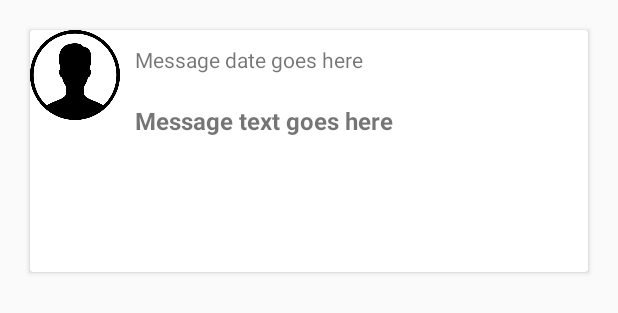
After one commit to RanyaElHadri/AndroidProject_IWIM, an Android app: the layout activity_message_item.xml on its own in the app's theme, with its tools: preview values and no code run, on a phone screen of 412 x 824 dp. The commit adds this screen. Shown: the top 313 px of the screen. Run offline under Robolectric (Android 15) with nearby library versions, the phone set to English and light mode, and no system bars.

Commit message:
Espace Etudiant : Messagerie(done)

```diff
--- a/app/src/main/AndroidManifest.xml
+++ b/app/src/main/AndroidManifest.xml
@@ -9,7 +9,11 @@
         android:roundIcon="@mipmap/ic_launcher_round"
         android:supportsRtl="true"
         android:theme="@style/AppTheme">
-        <activity android:name=".ChefFilActivity"></activity>
+        <activity android:name=".ListeMsgsActivity"></activity>
+        <activity android:name=".ListeEventsActivity" />
+        <activity android:name=".NewEventActivity" />
+        <activity android:name=".NewMessageActivity" />
+        <activity android:name=".ChefFilActivity" />
         <activity android:name=".EmploiDuTempsProfActivity" />
         <activity android:name=".MessagerieProfActivity" />
         <activity android:name=".ProfActivity" />
--- a/app/src/main/java/com/example/androidproject_iwim/MainActivity.java
+++ b/app/src/main/java/com/example/androidproject_iwim/MainActivity.java
@@ -1,10 +1,10 @@
 package com.example.androidproject_iwim;
-
-import androidx.appcompat.app.AppCompatActivity;
 
 import android.content.Intent;
 import android.os.Bundle;
 import android.os.Handler;
+
+import androidx.appcompat.app.AppCompatActivity;
 
 public class MainActivity extends AppCompatActivity {
 
--- /dev/null
+++ b/app/src/main/res/layout/activity_message_item.xml
@@ -0,0 +1,46 @@
+<?xml version="1.0" encoding="utf-8"?>
+<androidx.cardview.widget.CardView
+    xmlns:android="http://schemas.android.com/apk/res/android"
+    android:layout_width="match_parent"
+    android:layout_height="wrap_content"
+    android:layout_margin="20dp">
+
+    <LinearLayout
+        android:layout_width="match_parent"
+        android:layout_height="wrap_content"
+        android:orientation="horizontal">
+
+        <ImageView
+            android:id="@+id/UserImage"
+            android:layout_width="60dp"
+            android:layout_height="60dp"
+            android:adjustViewBounds="true"
+            android:scaleType="centerCrop"
+            android:src="@drawable/usericon" />
+
+        <LinearLayout
+            android:layout_width="match_parent"
+            android:layout_height="wrap_content"
+            android:orientation="vertical">
+
+            <TextView
+                android:layout_width="match_parent"
+                android:layout_height="wrap_content"
+                android:id="@+id/msg_date"
+                android:text="Message date goes here"
+                android:padding="10dp" />
+
+            <TextView
+                android:id="@+id/message_texte"
+                android:layout_width="325dp"
+                android:layout_height="122dp"
+                android:padding="10dp"
+                android:text="Message text goes here"
+                android:textSize="16dp"
+                android:textStyle="bold" />
+
+        </LinearLayout>
+
+    </LinearLayout>
+
+</androidx.cardview.widget.CardView>
```
Also changed, not shown: app/build.gradle (+9 -1 lines), app/src/main/java/com/example/androidproject_iwim/EspaceEtudiantActivity.java (+39 -0 lines), app/src/main/java/com/example/androidproject_iwim/EvenementsActivity.java (+29 -0 lines), app/src/main/java/com/example/androidproject_iwim/ListeEventsActivity.java (added, +14 -0 lines), app/src/main/java/com/example/androidproject_iwim/ListeMsgsActivity.java (added, +84 -0 lines), app/src/main/java/com/example/androidproject_iwim/MessagerieActivity.java (+31 -2 lines), app/src/main/java/com/example/androidproject_iwim/NewEventActivity.java (added, +14 -0 lines), app/src/main/java/com/example/androidproject_iwim/NewMessageActivity.java (added, +70 -0 lines), app/src/main/java/com/example/androidproject_iwim/models/Message.java (added, +32 -0 lines), app/src/main/res/layout/activity_liste_events.xml (added, +9 -0 lines), app/src/main/res/layout/activity_liste_msgs.xml (added, +37 -0 lines), app/src/main/res/layout/activity_new_event.xml (added, +9 -0 lines), app/src/main/res/layout/activity_new_message.xml (added, +54 -0 lines), app/src/main/res/drawable-v24/usericon.png (added).
